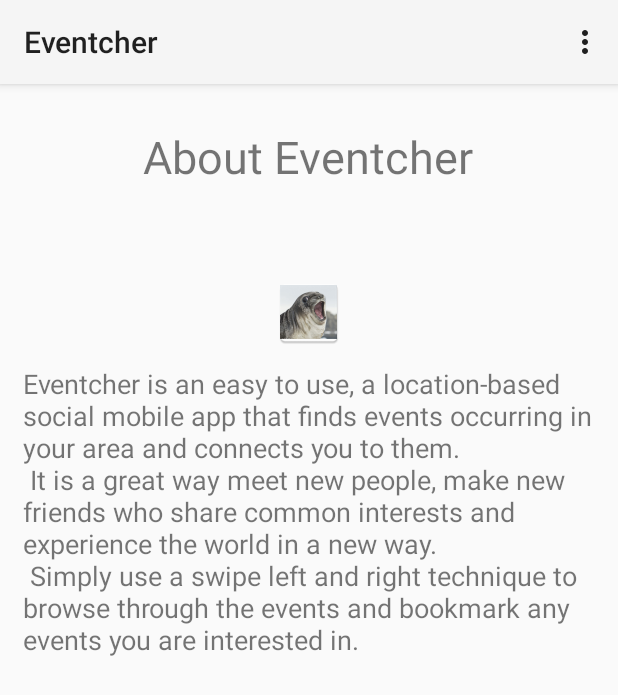
After one commit to Vimal-Raghubir/Eventcher, an Android app: the AboutActivity screen opened directly, with no data from a screen before it, on a phone screen of 412 x 824 dp. The commit adds this screen. Shown: the top 695 px of the screen. Run offline under Robolectric (Android 15) with nearby library versions, the light colour scheme and no system bars; libraries missing offline, so code that uses them is left out: com.facebook, com.facebook.login.

Commit message:
Iteration 2 code

```diff
--- a/sample/src/main/AndroidManifest.xml
+++ b/sample/src/main/AndroidManifest.xml
@@ -43,7 +43,9 @@
                 <data android:scheme="@string/fb_login_protocol_scheme" />
             </intent-filter>
         </activity>
-        <activity android:name=".SettingsActivity"></activity>
+        <activity android:name=".SettingsActivity" />
+        <activity android:name=".AboutActivity" />
+        <activity android:name=".SupportActivity"></activity>
     </application>
 
 </manifest>
--- /dev/null
+++ b/sample/src/main/java/com/yuyakaido/android/cardstackview/sample/AboutActivity.java
@@ -0,0 +1,86 @@
+package com.yuyakaido.android.cardstackview.sample;
+
+import android.content.Intent;
+import android.content.SharedPreferences;
+import android.support.v7.app.AppCompatActivity;
+import android.os.Bundle;
+import android.view.Menu;
+import android.view.MenuItem;
+import android.widget.TextView;
+
+import com.facebook.login.LoginManager;
+
+import static com.yuyakaido.android.cardstackview.sample.SettingsActivity.PREFS_NAME;
+
+public class AboutActivity extends AppCompatActivity {
+    String activityTheme;
+    @Override
+    protected void onCreate(Bundle savedInstanceState) {
+        SharedPreferences settings = getSharedPreferences(PREFS_NAME, 0);                       //Used for rendering the app theme before page is created
+        activityTheme = settings.getString("theme", "Daylight");
+        if (activityTheme.equals("Daylight")) {
+            setTheme(R.style.Theme_AppCompat_Light);
+        } else {
+            setTheme(R.style.Theme_AppCompat);
+        }
+        super.onCreate(savedInstanceState);
+        setContentView(R.layout.activity_about);
+
+        TextView aboutDetails = (TextView) findViewById(R.id.AboutDetails);
+        aboutDetails.setText("Eventcher is an easy to use, a location-based social mobile app that finds events occurring in your area and connects you to them.\n It is a great way meet new people, make new friends who share common interests and experience the world in a new way.\n Simply use a swipe left and right technique to browse through the events and bookmark any events you are interested in. ");
+    }
+
+    @Override
+    public boolean onCreateOptionsMenu(Menu menu) {
+        getMenuInflater().inflate(R.menu.activity_main, menu);
+        return true;
+    }
+
+    @Override
+    public boolean onOptionsItemSelected(MenuItem item) {
+        switch (item.getItemId()) {
+            case R.id.menu_activity_main_logout:
+                Logout();
+                break;
+            case R.id.settings:
+                //send intent to settings page
+                startActivity(new Intent(this, SettingsActivity.class));
+                break;
+            case R.id.search_:
+                startActivity(new Intent(this,SecondActivity.class));
+                break;
+            case R.id.about:
+                startActivity(new Intent(this,AboutActivity.class));
+                break;
+            case R.id.support:
+                startActivity(new Intent(this, SupportActivity.class));
+                break;
+
+        }
+        return super.onOptionsItemSelected(item);
+    }
+    private void Logout() {
+        LoginManager.getInstance().logOut();
+
+        Intent leave = new Intent(this, MainActivity.class);
+        //leave.setAction(Intent.ACTION_MAIN);
+
+        startActivity(leave);
+    }
+
+    @Override
+    protected void onResume() {                                                                     //Used for rendering the app theme
+        super.onResume();
+        SharedPreferences settings = getSharedPreferences(PREFS_NAME, 0);
+        String themeChoice = settings.getString("theme", "Daylight");
+        if (!activityTheme.equals(themeChoice)) {
+            if (themeChoice.equals("Daylight")) {
+                setTheme(R.style.Theme_AppCompat_Light);
+            } else {
+                setTheme(R.style.Theme_AppCompat);
+            }
+            activityTheme = themeChoice;
+            recreate();
+        }
+    }
+}
--- a/sample/src/main/java/com/yuyakaido/android/cardstackview/sample/DatePickerFragment.java
+++ b/sample/src/main/java/com/yuyakaido/android/cardstackview/sample/DatePickerFragment.java
@@ -17,7 +17,6 @@ import android.widget.Spinner;
 
 public class DatePickerFragment extends DialogFragment
         implements DatePickerDialog.OnDateSetListener {
-
     public interface DatePickerDialogListener {
         public void setButtontext(DialogFragment dialog, String l);
     }
--- /dev/null
+++ b/sample/src/main/res/layout/activity_about.xml
@@ -0,0 +1,39 @@
+<?xml version="1.0" encoding="utf-8"?>
+<RelativeLayout xmlns:android="http://schemas.android.com/apk/res/android"
+    xmlns:app="http://schemas.android.com/apk/res-auto"
+    xmlns:tools="http://schemas.android.com/tools"
+    android:layout_width="match_parent"
+    android:layout_height="match_parent"
+    tools:context="com.yuyakaido.android.cardstackview.sample.AboutActivity">
+
+    <TextView
+        android:id="@+id/AboutDetails"
+        android:layout_width="wrap_content"
+        android:layout_height="wrap_content"
+        android:layout_alignParentTop="true"
+        android:layout_centerHorizontal="true"
+        android:layout_marginHorizontal="15dp"
+        android:layout_marginTop="187dp"
+        android:text="TextView"
+        android:textSize="18sp" />
+
+    <TextView
+        android:id="@+id/AboutTitle"
+        android:layout_width="wrap_content"
+        android:layout_height="wrap_content"
+        android:layout_alignParentTop="true"
+        android:layout_centerHorizontal="true"
+        android:layout_marginTop="28dp"
+        android:text="About Eventcher"
+        android:textSize="30sp" />
+
+    <ImageView
+        android:id="@+id/imageView2"
+        android:layout_width="wrap_content"
+        android:layout_height="wrap_content"
+        android:layout_below="@+id/AboutTitle"
+        android:layout_centerHorizontal="true"
+        android:layout_marginTop="60dp"
+        app:srcCompat="@mipmap/seal" />
+
+</RelativeLayout>
--- a/sample/src/main/res/menu/activity_main.xml
+++ b/sample/src/main/res/menu/activity_main.xml
@@ -11,6 +11,14 @@
         android:id="@+id/settings"
         android:title="Settings"
         app:showAsAction="never" />
+    <item
+        android:id="@+id/about"
+        android:title="About"
+        app:showAsAction="never"/>
+    <item
+        android:id="@+id/support"
+        android:title="Support"
+        app:showAsAction="never"/>
     <item
         android:id="@+id/menu_activity_main_logout"
         android:title="Logout"
```
Also changed, not shown: sample/src/main/java/com/yuyakaido/android/cardstackview/sample/EventDetailsActivity.java (+10 -4 lines), sample/src/main/java/com/yuyakaido/android/cardstackview/sample/EventDisplayActivity.java (+10 -4 lines), sample/src/main/java/com/yuyakaido/android/cardstackview/sample/SecondActivity.java (+54 -8 lines), sample/src/main/java/com/yuyakaido/android/cardstackview/sample/SettingsActivity.java (+4 -4 lines), sample/src/main/java/com/yuyakaido/android/cardstackview/sample/SupportActivity.java (added, +90 -0 lines), sample/src/main/res/layout/activity_support.xml (added, +44 -0 lines), sample/src/main/res/mipmap-hdpi/seal.png (added), sample/src/main/res/mipmap-mdpi/seal.png (added), sample/src/main/res/mipmap-xhdpi/seal.png (added), sample/src/main/res/mipmap-xxhdpi/seal.png (added), sample/src/main/res/mipmap-xxxhdpi/seal.png (added), sample/src/main/seal-web.png (added).
